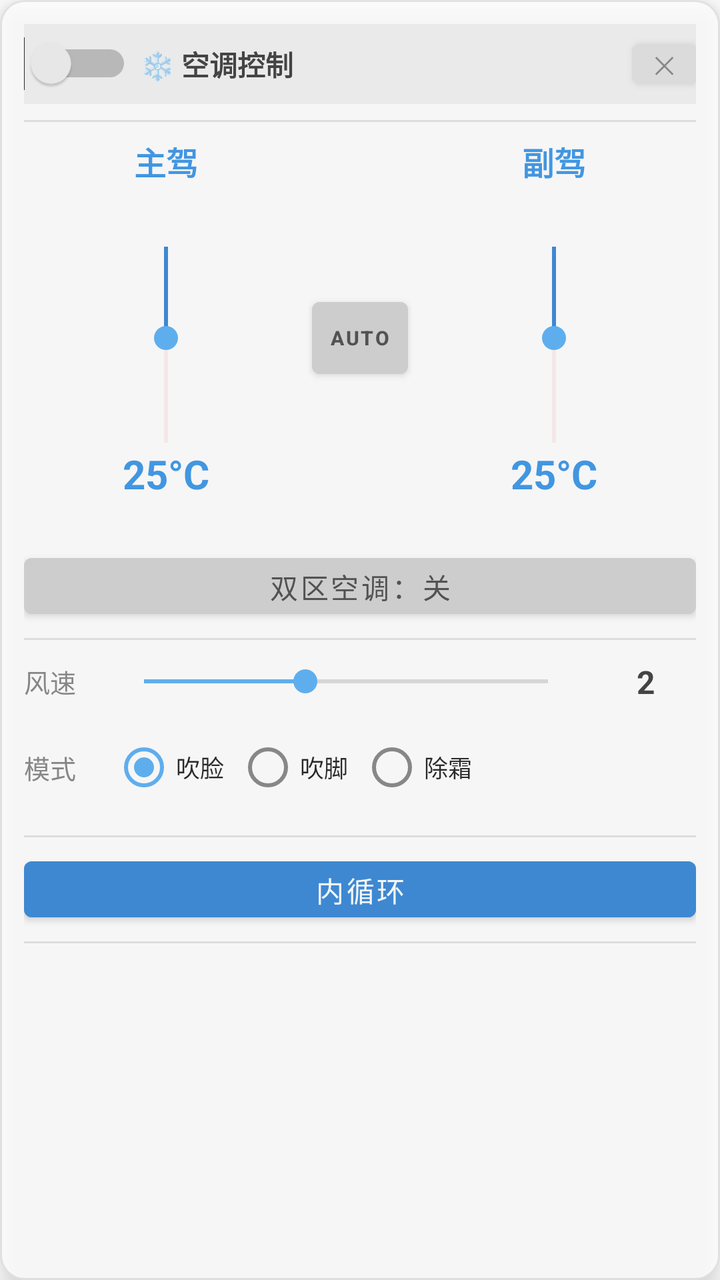
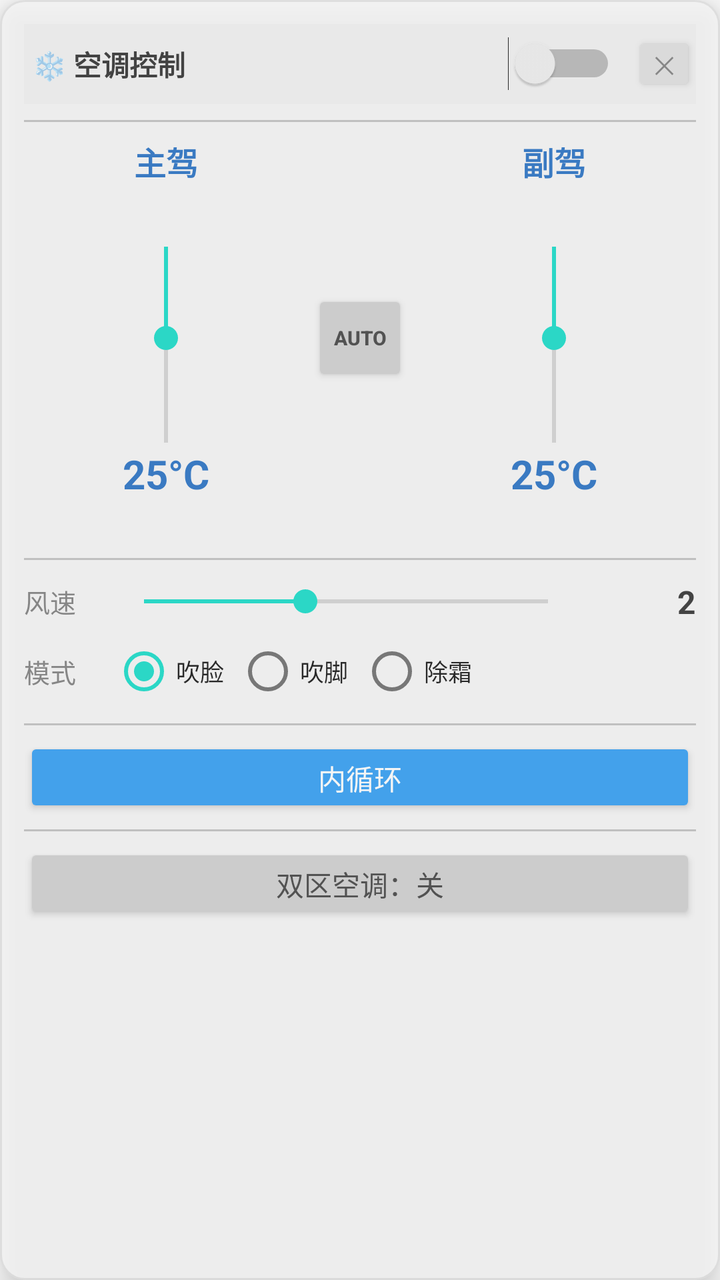

Before-and-after screenshots of an Android layout around one commit, followed by the original layout XML and the change that was made.
<!-- AndroidManifest.xml: application theme Theme.AcControl -->
<!-- res/layout/floating_ac_panel.xml -->
<?xml version="1.0" encoding="utf-8"?>
<LinearLayout xmlns:android="http://schemas.android.com/apk/res/android"
    android:layout_width="300dp"
    android:layout_height="wrap_content"
    android:orientation="vertical"
    android:background="@drawable/panel_background"
    android:padding="12dp"
    android:elevation="8dp"
    android:alpha="0.8">

    
    <LinearLayout
        android:id="@+id/panel_drag_handle"
        android:layout_width="match_parent"
        android:layout_height="40dp"
        android:orientation="horizontal"
        android:gravity="center_vertical"
        android:background="#F0F0F0">
        
        <Switch
            android:id="@+id/switch_ac_power"
            android:layout_width="wrap_content"
            android:layout_height="wrap_content"/>
           

        <TextView
            android:layout_width="0dp"
            android:layout_height="wrap_content"
            android:layout_weight="1"
            android:text="❄ 空调控制"
            android:textSize="14sp"
            android:textStyle="bold"
            android:textColor="@color/text_primary"
            android:paddingStart="4dp"/>

        <Button
            android:id="@+id/btn_close_panel"
            android:layout_width="32dp"
            android:layout_height="32dp"
            android:text="✕"
            android:textSize="12sp"
            android:padding="0dp"
            android:backgroundTint="#DDDDDD"
            android:textColor="@color/text_secondary"/>
    </LinearLayout>

    
    <View android:layout_width="match_parent" android:layout_height="1dp"
        android:layout_marginTop="8dp" android:layout_marginBottom="4dp"
        android:background="@color/divider"/>

    
    
    <LinearLayout
        android:layout_width="match_parent"
        android:layout_height="200dp"
        android:orientation="horizontal"
        android:layout_marginVertical="4dp">

        
        <LinearLayout
            android:layout_width="0dp"
            android:layout_height="match_parent"
            android:layout_weight="1"
            android:orientation="vertical"
            android:gravity="center_horizontal">

            
            <TextView
                android:layout_width="wrap_content"
                android:layout_height="wrap_content"
                android:text="主驾"
                android:textSize="16sp"
                android:textStyle="bold"
                android:textColor="@color/ac_blue"
                android:layout_marginBottom="30dp"/>

            
            <SeekBar
                android:id="@+id/seekbar_driver_temp"
                android:layout_width="130dp"
                android:layout_height="100dp"
                android:max="15"
                android:progress="7"
                android:rotation="90"
                android:layout_marginBottom="1dp"
                android:progressTint="@color/colorPrimary"
                android:progressBackgroundTint="@color/ac_red"/>

            
            <TextView
                android:id="@+id/tv_driver_temp"
                android:layout_width="wrap_content"
                android:layout_height="wrap_content"
                android:text="25°C"
                android:textSize="20sp"
                android:textStyle="bold"
                android:textColor="@color/ac_blue"/>

        </LinearLayout>

        
        <LinearLayout
            android:layout_width="52dp"
            android:layout_height="match_parent"
            android:orientation="vertical"
            android:gravity="center">

            <Button
                android:id="@+id/btn_auto_temp"
                android:layout_width="48dp"
                android:layout_height="48dp"
                android:text="AUTO"
                android:textSize="10sp"
                android:textStyle="bold"
                android:padding="0dp"
                android:backgroundTint="#CCCCCC"
                android:textColor="#333333"/>
        </LinearLayout>

        
        <LinearLayout
            android:layout_width="0dp"
            android:layout_height="match_parent"
            android:layout_weight="1"
            android:orientation="vertical"
            android:gravity="center_horizontal">

            <TextView
                android:layout_width="wrap_content"
                android:layout_height="wrap_content"
                android:text="副驾"
                android:textSize="16sp"
                android:textStyle="bold"
                android:textColor="@color/ac_blue"
                android:layout_marginBottom="30dp"/>

            <SeekBar
                android:id="@+id/seekbar_pass_temp"
                android:layout_width="130dp"
                android:layout_height="100dp"
                android:max="15"
                android:progress="7"
                android:rotation="90"
                android:layout_marginBottom="1dp"
                android:progressTint="@color/colorPrimary"
                android:progressBackgroundTint="@color/ac_red"/>

            <TextView
                android:id="@+id/tv_pass_temp"
                android:layout_width="wrap_content"
                android:layout_height="wrap_content"
                android:text="25°C"
                android:textSize="20sp"
                android:textStyle="bold"
                android:textColor="@color/ac_blue"/>

        </LinearLayout>

    </LinearLayout>
    
    <Button
        android:id="@+id/btn_dual_zone"
        android:layout_width="match_parent"
        android:layout_height="40dp"
        android:text="双区空调：关"
        android:textSize="14sp"
        android:backgroundTint="#CCCCCC"
        android:textColor="#333333"/>
    
    <View android:layout_width="match_parent" android:layout_height="1dp"
        android:layout_marginVertical="6dp" android:background="@color/divider"/>

    
    <LinearLayout
        android:layout_width="match_parent"
        android:layout_height="wrap_content"
        android:orientation="horizontal"
        android:gravity="center_vertical"
        android:layout_marginVertical="4dp">

        <TextView
            android:layout_width="36dp"
            android:layout_height="wrap_content"
            android:text="风速"
            android:textSize="13sp"
            android:textColor="@color/text_secondary"/>

        <SeekBar
            android:id="@+id/seekbar_fan_speed"
            android:layout_width="wrap_content"
            android:layout_height="wrap_content"
            android:layout_weight="1"
            android:max="5"
            android:progress="2"
            android:layout_marginHorizontal="8dp"/>

        <TextView
            android:id="@+id/tv_fan_label"
            android:layout_width="50dp"
            android:layout_height="wrap_content"
            android:gravity="center"
            android:text="2"
            android:textSize="16sp"
            android:textStyle="bold"
            android:textColor="@color/text_primary"/>

    </LinearLayout>

    
    <LinearLayout
        android:layout_width="match_parent"
        android:layout_height="wrap_content"
        android:orientation="horizontal"
        android:gravity="center_vertical"
        android:layout_marginVertical="4dp">

        <TextView
            android:layout_width="36dp"
            android:layout_height="wrap_content"
            android:text="模式"
            android:textSize="13sp"
            android:textColor="@color/text_secondary"/>

        <RadioGroup
            android:id="@+id/rg_blow_mode"
            android:layout_width="0dp"
            android:layout_height="wrap_content"
            android:layout_weight="1"
            android:orientation="horizontal"
            android:layout_marginStart="8dp">

            <RadioButton
                android:id="@+id/rb_face"
                android:layout_width="wrap_content"
                android:layout_height="wrap_content"
                android:text="吹脸"
                android:textSize="12sp"
                android:checked="true"/>

            <RadioButton
                android:id="@+id/rb_feet"
                android:layout_width="wrap_content"
                android:layout_height="wrap_content"
                android:text="吹脚"
                android:textSize="12sp"
                android:layout_marginStart="6dp"/>

            <RadioButton
                android:id="@+id/rb_defrost"
                android:layout_width="wrap_content"
                android:layout_height="wrap_content"
                android:text="除霜"
                android:textSize="12sp"
                android:layout_marginStart="6dp"/>

        </RadioGroup>
    </LinearLayout>

    
    <View android:layout_width="match_parent" android:layout_height="1dp"
        android:layout_marginVertical="6dp" android:background="@color/divider"/>

    
    <Button
        android:id="@+id/btn_circulation"
        android:layout_width="match_parent"
        android:layout_height="40dp"
        android:text="内循环"
        android:textSize="14sp"
        android:backgroundTint="@color/colorPrimary"
        android:textColor="#FFFFFF"/>


    
    <View android:layout_width="match_parent" android:layout_height="1dp"
        android:layout_marginVertical="6dp" android:background="@color/divider"/>

</LinearLayout>
<!-- resources referenced by this layout -->
<resources>
  <color name="ac_blue">#1E88E5</color>
  <color name="ac_red">#F9B9BA</color>
  <color name="colorPrimary">#1976D2</color>
  <color name="divider">#E0E0E0</color>
  <color name="text_primary">#212121</color>
  <color name="text_secondary">#757575</color>
  <!-- drawable panel_background (drawable) -->
  <?xml version="1.0" encoding="utf-8"?>
  <shape xmlns:android="http://schemas.android.com/apk/res/android"
      android:shape="rectangle">
      <solid android:color="#FFFFFF"/>
      <corners android:radius="12dp"/>
      <stroke android:width="1dp" android:color="#E0E0E0"/>
  </shape>
  <style name="Theme.AcControl" parent="Theme.MaterialComponents.DayNight.DarkActionBar">
          <item name="colorPrimary">@color/colorPrimary</item>
          <item name="colorPrimaryDark">@color/colorPrimaryDark</item>
          <item name="colorAccent">@color/colorAccent</item>
      </style>
  <color name="colorPrimaryDark">#1565C0</color>
  <color name="colorAccent">#42A5F5</color>
</resources>

<!-- the commit's change to res/layout/floating_ac_panel.xml (unified diff, before → after) -->
@@ -16,12 +16,6 @@
         android:orientation="horizontal"
         android:gravity="center_vertical"
         android:background="#F0F0F0">
-        
-        <Switch
-            android:id="@+id/switch_ac_power"
-            android:layout_width="wrap_content"
-            android:layout_height="wrap_content"/>
-           
 
         <TextView
             android:layout_width="0dp"
@@ -32,6 +26,12 @@
             android:textStyle="bold"
             android:textColor="@color/text_primary"
             android:paddingStart="4dp"/>
+
+        <Switch
+            android:id="@+id/switch_ac_power"
+            android:layout_width="wrap_content"
+            android:layout_height="wrap_content"
+            android:layout_marginEnd="8dp"/>
 
         <Button
             android:id="@+id/btn_close_panel"
@@ -83,9 +83,7 @@
                 android:max="15"
                 android:progress="7"
                 android:rotation="90"
-                android:layout_marginBottom="1dp"
-                android:progressTint="@color/colorPrimary"
-                android:progressBackgroundTint="@color/ac_red"/>
+                android:layout_marginBottom="1dp"/>
 
             
             <TextView
@@ -142,9 +140,7 @@
                 android:max="15"
                 android:progress="7"
                 android:rotation="90"
-                android:layout_marginBottom="1dp"
-                android:progressTint="@color/colorPrimary"
-                android:progressBackgroundTint="@color/ac_red"/>
+                android:layout_marginBottom="1dp"/>
 
             <TextView
                 android:id="@+id/tv_pass_temp"
@@ -158,6 +154,116 @@
         </LinearLayout>
 
     </LinearLayout>
+
+    
+    <View android:layout_width="match_parent" android:layout_height="1dp"
+        android:layout_marginVertical="6dp" android:background="@color/divider"/>
+
+    
+    <LinearLayout
+        android:layout_width="match_parent"
+        android:layout_height="wrap_content"
+        android:orientation="horizontal"
+        android:gravity="center_vertical"
+        android:layout_marginVertical="4dp">
+
+        <TextView
+            android:layout_width="36dp"
+            android:layout_height="wrap_content"
+            android:text="风速"
+            android:textSize="13sp"
+            android:textColor="@color/text_secondary"/>
+
+        <SeekBar
+            android:id="@+id/seekbar_fan_speed"
+            android:layout_width="wrap_content"
+            android:layout_height="wrap_content"
+            android:layout_weight="1"
+            android:max="5"
+            android:progress="2"
+            android:layout_marginHorizontal="8dp"/>
+
+        <TextView
+            android:id="@+id/tv_fan_label"
+            android:layout_width="50dp"
+            android:layout_height="wrap_content"
+            android:gravity="end"
+            android:text="2"
+            android:textSize="16sp"
+            android:textStyle="bold"
+            android:textColor="@color/text_primary"/>
+
+    </LinearLayout>
+
+    
+    <LinearLayout
+        android:layout_width="match_parent"
+        android:layout_height="wrap_content"
+        android:orientation="horizontal"
+        android:gravity="center_vertical"
+        android:layout_marginVertical="4dp">
+
+        <TextView
+            android:layout_width="36dp"
+            android:layout_height="wrap_content"
+            android:text="模式"
+            android:textSize="13sp"
+            android:textColor="@color/text_secondary"/>
+
+        <RadioGroup
+            android:id="@+id/rg_blow_mode"
+            android:layout_width="0dp"
+            android:layout_height="wrap_content"
+            android:layout_weight="1"
+            android:orientation="horizontal"
+            android:layout_marginStart="8dp">
+
+            <RadioButton
+                android:id="@+id/rb_face"
+                android:layout_width="wrap_content"
+                android:layout_height="wrap_content"
+                android:text="吹脸"
+                android:textSize="12sp"
+                android:checked="true"/>
+
+            <RadioButton
+                android:id="@+id/rb_feet"
+                android:layout_width="wrap_content"
+                android:layout_height="wrap_content"
+                android:text="吹脚"
+                android:textSize="12sp"
+                android:layout_marginStart="6dp"/>
+
+            <RadioButton
+                android:id="@+id/rb_defrost"
+                android:layout_width="wrap_content"
+                android:layout_height="wrap_content"
+                android:text="除霜"
+                android:textSize="12sp"
+                android:layout_marginStart="6dp"/>
+
+        </RadioGroup>
+    </LinearLayout>
+
+    
+    <View android:layout_width="match_parent" android:layout_height="1dp"
+        android:layout_marginVertical="6dp" android:background="@color/divider"/>
+
+    
+    <Button
+        android:id="@+id/btn_circulation"
+        android:layout_width="match_parent"
+        android:layout_height="40dp"
+        android:text="内循环"
+        android:textSize="14sp"
+        android:backgroundTint="@color/colorPrimary"
+        android:textColor="#FFFFFF"/>
+
+
+    
+    <View android:layout_width="match_parent" android:layout_height="1dp"
+        android:layout_marginVertical="6dp" android:background="@color/divider"/>
+
     
     <Button
         android:id="@+id/btn_dual_zone"
@@ -167,113 +273,5 @@
         android:textSize="14sp"
         android:backgroundTint="#CCCCCC"
         android:textColor="#333333"/>
-    
-    <View android:layout_width="match_parent" android:layout_height="1dp"
-        android:layout_marginVertical="6dp" android:background="@color/divider"/>
-
-    
-    <LinearLayout
-        android:layout_width="match_parent"
-        android:layout_height="wrap_content"
-        android:orientation="horizontal"
-        android:gravity="center_vertical"
-        android:layout_marginVertical="4dp">
-
-        <TextView
-            android:layout_width="36dp"
-            android:layout_height="wrap_content"
-            android:text="风速"
-            android:textSize="13sp"
-            android:textColor="@color/text_secondary"/>
-
-        <SeekBar
-            android:id="@+id/seekbar_fan_speed"
-            android:layout_width="wrap_content"
-            android:layout_height="wrap_content"
-            android:layout_weight="1"
-            android:max="5"
-            android:progress="2"
-            android:layout_marginHorizontal="8dp"/>
-
-        <TextView
-            android:id="@+id/tv_fan_label"
-            android:layout_width="50dp"
-            android:layout_height="wrap_content"
-            android:gravity="center"
-            android:text="2"
-            android:textSize="16sp"
-            android:textStyle="bold"
-            android:textColor="@color/text_primary"/>
-
-    </LinearLayout>
-
-    
-    <LinearLayout
-        android:layout_width="match_parent"
-        android:layout_height="wrap_content"
-        android:orientation="horizontal"
-        android:gravity="center_vertical"
-        android:layout_marginVertical="4dp">
-
-        <TextView
-            android:layout_width="36dp"
-            android:layout_height="wrap_content"
-            android:text="模式"
-            android:textSize="13sp"
-            android:textColor="@color/text_secondary"/>
-
-        <RadioGroup
-            android:id="@+id/rg_blow_mode"
-            android:layout_width="0dp"
-            android:layout_height="wrap_content"
-            android:layout_weight="1"
-            android:orientation="horizontal"
-            android:layout_marginStart="8dp">
-
-            <RadioButton
-                android:id="@+id/rb_face"
-                android:layout_width="wrap_content"
-                android:layout_height="wrap_content"
-                android:text="吹脸"
-                android:textSize="12sp"
-                android:checked="true"/>
-
-            <RadioButton
-                android:id="@+id/rb_feet"
-                android:layout_width="wrap_content"
-                android:layout_height="wrap_content"
-                android:text="吹脚"
-                android:textSize="12sp"
-                android:layout_marginStart="6dp"/>
-
-            <RadioButton
-                android:id="@+id/rb_defrost"
-                android:layout_width="wrap_content"
-                android:layout_height="wrap_content"
-                android:text="除霜"
-                android:textSize="12sp"
-                android:layout_marginStart="6dp"/>
-
-        </RadioGroup>
-    </LinearLayout>
-
-    
-    <View android:layout_width="match_parent" android:layout_height="1dp"
-        android:layout_marginVertical="6dp" android:background="@color/divider"/>
-
-    
-    <Button
-        android:id="@+id/btn_circulation"
-        android:layout_width="match_parent"
-        android:layout_height="40dp"
-        android:text="内循环"
-        android:textSize="14sp"
-        android:backgroundTint="@color/colorPrimary"
-        android:textColor="#FFFFFF"/>
-
-
-    
-    <View android:layout_width="match_parent" android:layout_height="1dp"
-        android:layout_marginVertical="6dp" android:background="@color/divider"/>
 
 </LinearLayout>
<!-- resource entries referenced after the edit -->
@@ -1,25 +1,24 @@
 <!-- resources referenced by this layout -->
 <resources>
-  <color name="ac_blue">#1E88E5</color>
-  <color name="ac_red">#F9B9BA</color>
-  <color name="colorPrimary">#1976D2</color>
-  <color name="divider">#E0E0E0</color>
+  <color name="ac_blue">#1565C0</color>
+  <color name="colorPrimary">#2196F3</color>
+  <color name="divider">#BDBDBD</color>
   <color name="text_primary">#212121</color>
   <color name="text_secondary">#757575</color>
   <!-- drawable panel_background (drawable) -->
   <?xml version="1.0" encoding="utf-8"?>
   <shape xmlns:android="http://schemas.android.com/apk/res/android"
       android:shape="rectangle">
-      <solid android:color="#FFFFFF"/>
+      <solid android:color="#F5F5F5"/>
       <corners android:radius="12dp"/>
-      <stroke android:width="1dp" android:color="#E0E0E0"/>
+      <stroke android:width="1dp" android:color="#DDDDDD"/>
   </shape>
-  <style name="Theme.AcControl" parent="Theme.MaterialComponents.DayNight.DarkActionBar">
+  <style name="Theme.AcControl" parent="Theme.AppCompat.Light.DarkActionBar">
           <item name="colorPrimary">@color/colorPrimary</item>
           <item name="colorPrimaryDark">@color/colorPrimaryDark</item>
           <item name="colorAccent">@color/colorAccent</item>
       </style>
-  <color name="colorPrimaryDark">#1565C0</color>
-  <color name="colorAccent">#42A5F5</color>
+  <color name="colorPrimaryDark">#1976D2</color>
+  <color name="colorAccent">#03DAC5</color>
 </resources>
 
